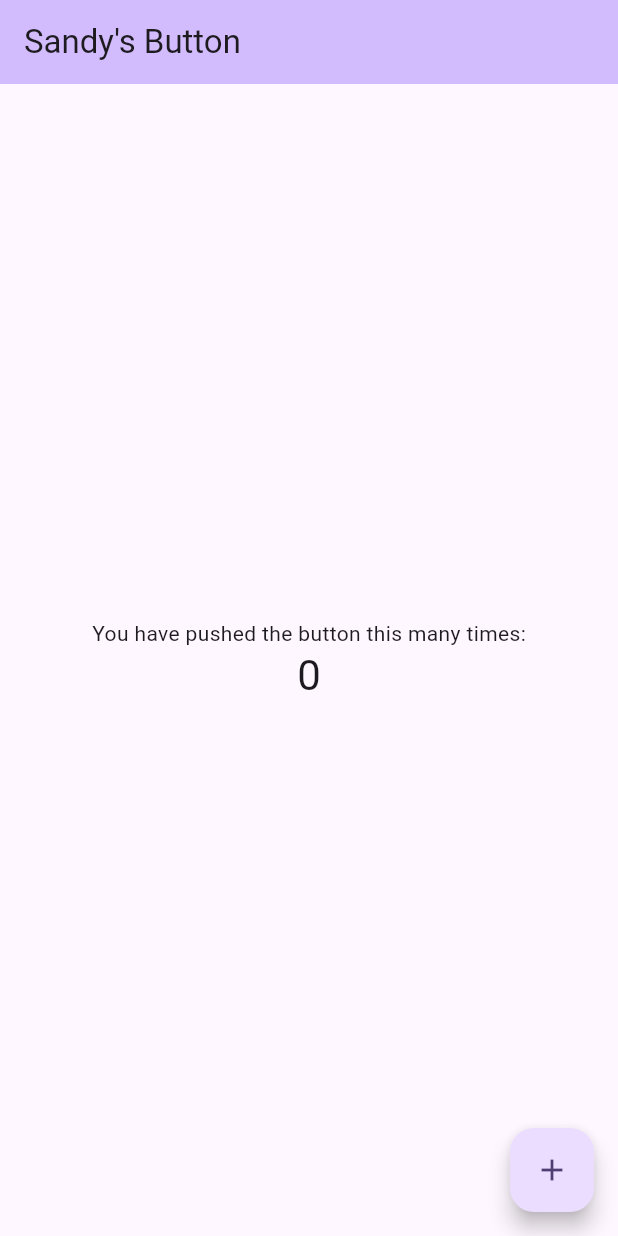
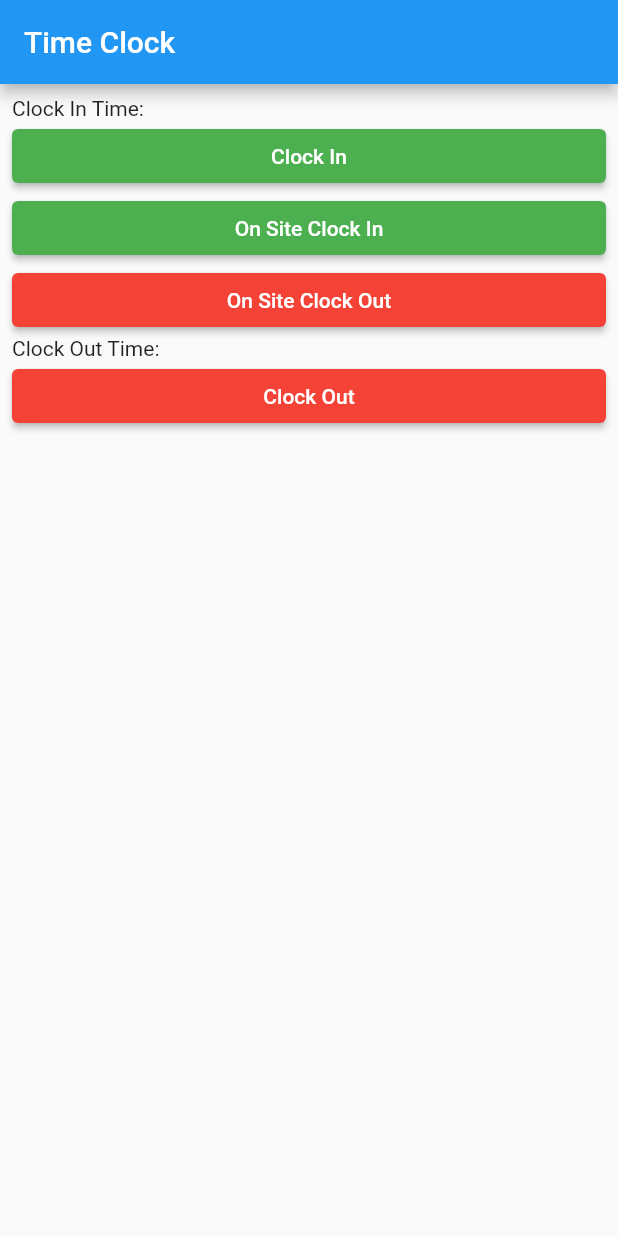
Before and after one commit to wtwente20/TimeClockFS, a Flutter app: the screen it shows after launch, on a phone screen of 412 x 824 dp. Run offline on Flutter 3.47's test engine with Material 2 defaults, Android fonts, the phone set to English and light mode, and no system bars.

Commit message:
created time_clock.dart and have functionality

```diff
--- a/lib/main.dart
+++ b/lib/main.dart
@@ -1,125 +1,12 @@
 import 'package:flutter/material.dart';
+import 'package:timeclock/time_clock.dart';
 
 void main() {
-  runApp(const MyApp());
+  runApp(
+    MaterialApp(
+      home: Scaffold(
+        body: TimeClock(),
+      ),
+    ),
+  );
 }
-
-class MyApp extends StatelessWidget {
-  const MyApp({super.key});
-
-  // This widget is the root of your application.
-  @override
-  Widget build(BuildContext context) {
-    return MaterialApp(
-      title: 'Flutter Demo',
-      theme: ThemeData(
-        // This is the theme of your application.
-        //
-        // TRY THIS: Try running your application with "flutter run". You'll see
-        // the application has a blue toolbar. Then, without quitting the app,
-        // try changing the seedColor in the colorScheme below to Colors.green
-        // and then invoke "hot reload" (save your changes or press the "hot
-        // reload" button in a Flutter-supported IDE, or press "r" if you used
-        // the command line to start the app).
-        //
-        // Notice that the counter didn't reset back to zero; the application
-        // state is not lost during the reload. To reset the state, use hot
-        // restart instead.
-        //
-        // This works for code too, not just values: Most code changes can be
-        // tested with just a hot reload.
-        colorScheme: ColorScheme.fromSeed(seedColor: Colors.deepPurple),
-        useMaterial3: true,
-      ),
-      home: const MyHomePage(title: "Sandy's Button"),
-    );
-  }
-}
-
-class MyHomePage extends StatefulWidget {
-  const MyHomePage({super.key, required this.title});
-
-  // This widget is the home page of your application. It is stateful, meaning
-  // that it has a State object (defined below) that contains fields that affect
-  // how it looks.
-
-  // This class is the configuration for the state. It holds the values (in this
-  // case the title) provided by the parent (in this case the App widget) and
-  // used by the build method of the State. Fields in a Widget subclass are
-  // always marked "final".
-
-  final String title;
-
-  @override
-  State<MyHomePage> createState() => _MyHomePageState();
-}
-
-class _MyHomePageState extends State<MyHomePage> {
-  int _counter = 0;
-
-  void _incrementCounter() {
-    setState(() {
-      // This call to setState tells the Flutter framework that something has
-      // changed in this State, which causes it to rerun the build method below
-      // so that the display can reflect the updated values. If we changed
-      // _counter without calling setState(), then the build method would not be
-      // called again, and so nothing would appear to happen.
-      _counter++;
-    });
-  }
-
-  @override
-  Widget build(BuildContext context) {
-    // This method is rerun every time setState is called, for instance as done
-    // by the _incrementCounter method above.
-    //
-    // The Flutter framework has been optimized to make rerunning build methods
-    // fast, so that you can just rebuild anything that needs updating rather
-    // than having to individually change instances of widgets.
-    return Scaffold(
-      appBar: AppBar(
-        // TRY THIS: Try changing the color here to a specific color (to
-        // Colors.amber, perhaps?) and trigger a hot reload to see the AppBar
-        // change color while the other colors stay the same.
-        backgroundColor: Theme.of(context).colorScheme.inversePrimary,
-        // Here we take the value from the MyHomePage object that was created by
-        // the App.build method, and use it to set our appbar title.
-        title: Text(widget.title),
-      ),
-      body: Center(
-        // Center is a layout widget. It takes a single child and positions it
-        // in the middle of the parent.
-        child: Column(
-          // Column is also a layout widget. It takes a list of children and
-          // arranges them vertically. By default, it sizes itself to fit its
-          // children horizontally, and tries to be as tall as its parent.
-          //
-          // Column has various properties to control how it sizes itself and
-          // how it positions its children. Here we use mainAxisAlignment to
-          // center the children vertically; the main axis here is the vertical
-          // axis because Columns are vertical (the cross axis would be
-          // horizontal).
-          //
-          // TRY THIS: Invoke "debug painting" (choose the "Toggle Debug Paint"
-          // action in the IDE, or press "p" in the console), to see the
-          // wireframe for each widget.
-          mainAxisAlignment: MainAxisAlignment.center,
-          children: <Widget>[
-            const Text(
-              'You have pushed the button this many times:',
-            ),
-            Text(
-              '$_counter',
-              style: Theme.of(context).textTheme.headlineMedium,
-            ),
-          ],
-        ),
-      ),
-      floatingActionButton: FloatingActionButton(
-        onPressed: _incrementCounter,
-        tooltip: 'Increment',
-        child: const Icon(Icons.add),
-      ), // This trailing comma makes auto-formatting nicer for build methods.
-    );
-  }
-}
--- /dev/null
+++ b/lib/time_clock.dart
@@ -0,0 +1,117 @@
+import 'package:flutter/material.dart';
+import 'package:intl/intl.dart';
+
+class TimeClock extends StatefulWidget {
+  @override
+  _TimeClockState createState() => _TimeClockState();
+}
+
+class _TimeClockState extends State<TimeClock> {
+  DateTime? _clockInTime;
+  DateTime? _clockOutTime;
+  List<DateTime> _onSiteClockInTimes = [];
+  List<DateTime> _onSiteClockOutTimes = [];
+
+  final _timeFormat = DateFormat.jm(); // jm stands for 'Hour:Minute AM/PM'
+  final _dateFormat = DateFormat.yMd(); // yMd stands for 'Year-Month-Day'
+
+  void _clockIn() {
+    setState(() {
+      _clockInTime = DateTime.now();
+    });
+  }
+
+  void _clockOut() {
+    setState(() {
+      if (_onSiteClockInTimes.length > _onSiteClockOutTimes.length) {
+        _onSiteClockOutTimes.add(DateTime.now());
+      }
+      _clockOutTime = DateTime.now();
+    });
+  }
+
+  void _onSiteClockIn() {
+    setState(() {
+      if (_clockInTime == null) {
+        _clockInTime = DateTime.now();
+      }
+      _onSiteClockInTimes.add(DateTime.now());
+    });
+  }
+
+  void _onSiteClockOut() {
+    setState(() {
+      _onSiteClockOutTimes.add(DateTime.now());
+    });
+  }
+
+  @override
+  Widget build(BuildContext context) {
+    return Scaffold(
+      appBar: AppBar(
+        title: Text('Time Clock'),
+      ),
+      body: Center(
+        child: ListView(
+          padding: const EdgeInsets.all(8),
+          children: <Widget>[
+            Text(
+              'Clock In Time: ${_formatDateTime(_clockInTime)}',
+            ),
+            ElevatedButton(
+              onPressed: _clockIn,
+              child: Text('Clock In'),
+              style: ElevatedButton.styleFrom(
+                primary: Colors.green, // background color
+              ),
+            ),
+            ..._buildOnSiteTimes(),
+            ElevatedButton(
+              onPressed: _onSiteClockIn,
+              child: Text('On Site Clock In'),
+              style: ElevatedButton.styleFrom(
+                primary: Colors.green, // background color
+              ),
+            ),
+            ElevatedButton(
+              onPressed: _onSiteClockOut,
+              child: Text('On Site Clock Out'),
+              style: ElevatedButton.styleFrom(
+                primary: Colors.red, // background color
+              ),
+            ),
+            Text(
+              'Clock Out Time: ${_formatDateTime(_clockOutTime)}',
+            ),
+            ElevatedButton(
+              onPressed: _clockOut,
+              child: Text('Clock Out'),
+              style: ElevatedButton.styleFrom(
+                primary: Colors.red, // background color
+              ),
+            ),
+          ],
+        ),
+      ),
+    );
+  }
+
+  List<Widget> _buildOnSiteTimes() {
+    List<Widget> onSiteTimes = [];
+    for (int i = 0; i < _onSiteClockInTimes.length; i++) {
+      onSiteTimes.add(Text('Site ${i + 1} Clock In Time: ${_formatDateTime(_onSiteClockInTimes[i])}'));
+      if (i < _onSiteClockOutTimes.length) {
+        onSiteTimes.add(Text('Site ${i + 1} Clock Out Time: ${_formatDateTime(_onSiteClockOutTimes[i])}'));
+      }
+    }
+    return onSiteTimes;
+  }
+
+  String _formatDateTime(DateTime? dateTime) {
+    if (dateTime == null) {
+      return "";
+    } else {
+      return '${_dateFormat.format(dateTime)} ${_timeFormat.format(dateTime)}';
+    }
+  }
+}
--- a/pubspec.yaml
+++ b/pubspec.yaml
@@ -30,6 +30,8 @@ environment:
 dependencies:
   flutter:
     sdk: flutter
+  intl: ^0.17.0
+
 
 
   # The following adds the Cupertino Icons font to your application.
```
Also changed, not shown: pubspec.lock.
